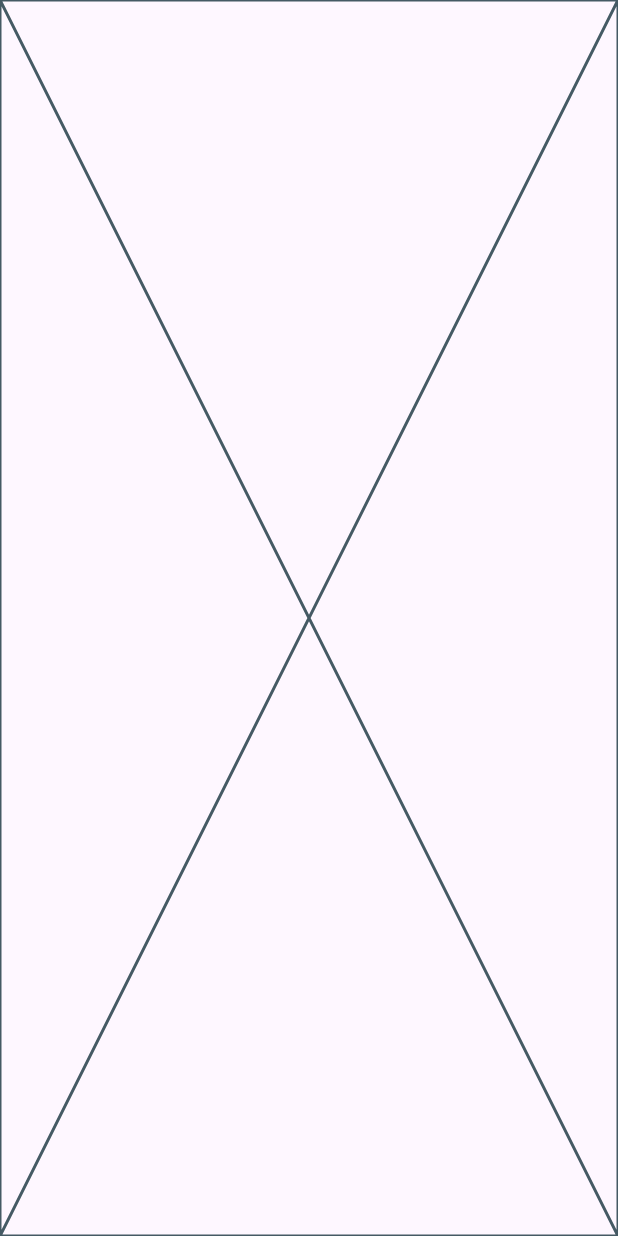
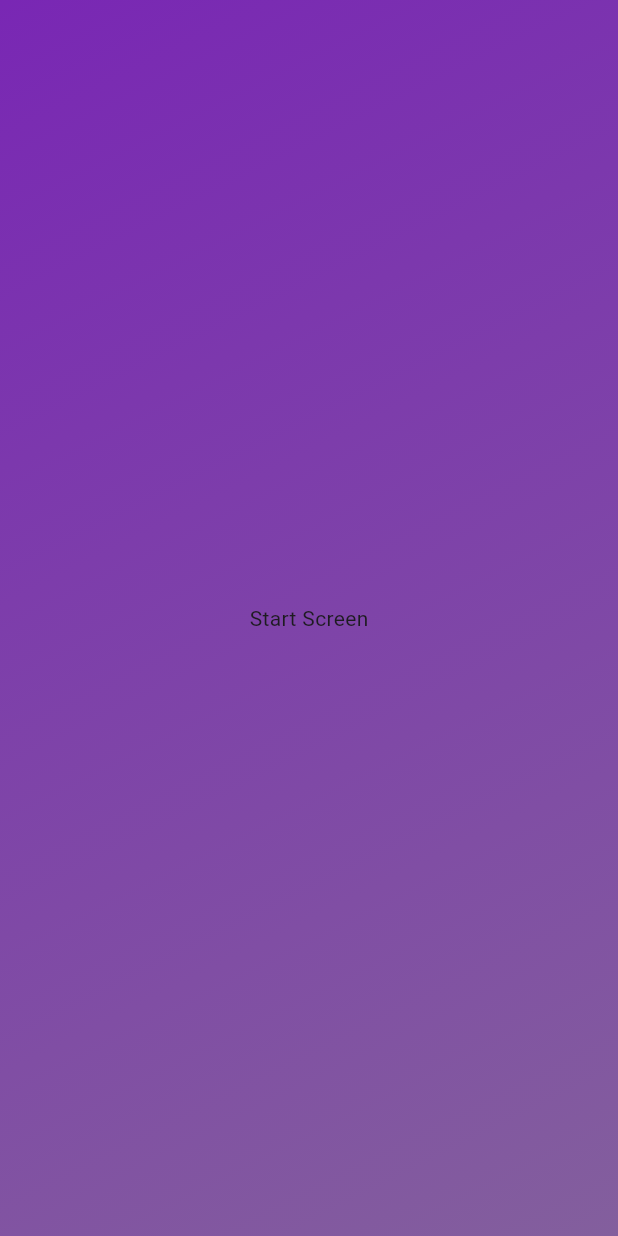
Before and after one commit to Tharani404/Quize_app_using_flutter, a Flutter app: the screen it shows after launch, on a phone screen of 412 x 824 dp. Run offline on Flutter 3.47's test engine with Material 3 defaults, Android fonts, the phone set to English and light mode, and no system bars.

Commit message:
Add a text and change the code

```diff
--- a/lib/quize_home.dart
+++ b/lib/quize_home.dart
@@ -1,15 +1,11 @@
 import 'package:flutter/material.dart';
 
-class QuizeHome extends StatefulWidget {
+class QuizeHome extends StatelessWidget {
   const QuizeHome({super.key});
 
   @override
-  State<QuizeHome> createState() => _QuizeHomeState();
-}
-
-class _QuizeHomeState extends State<QuizeHome> {
-  @override
-  Widget build(BuildContext context) {
-    return const Placeholder();
+  build(context) {
+    return const Center(child:  Text('Start Screen'),
+    );
   }
 }
```
Also changed, not shown: lib/main.dart (+13 -2 lines).
